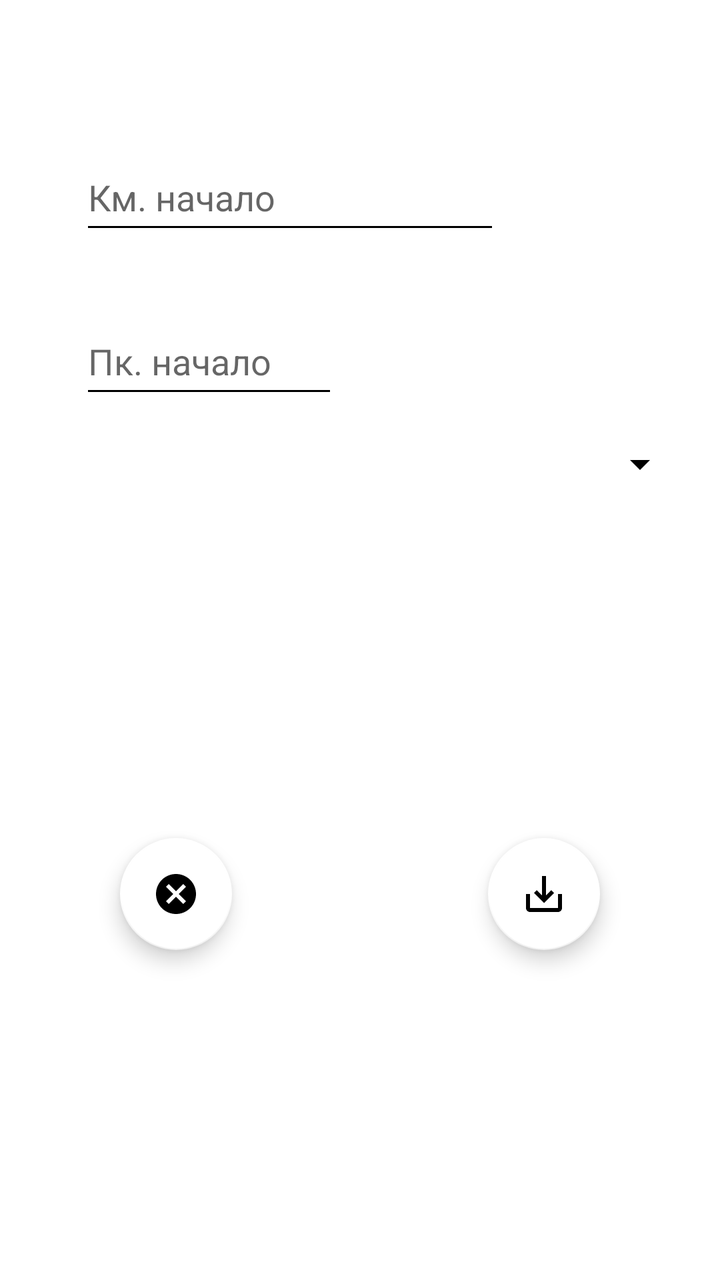
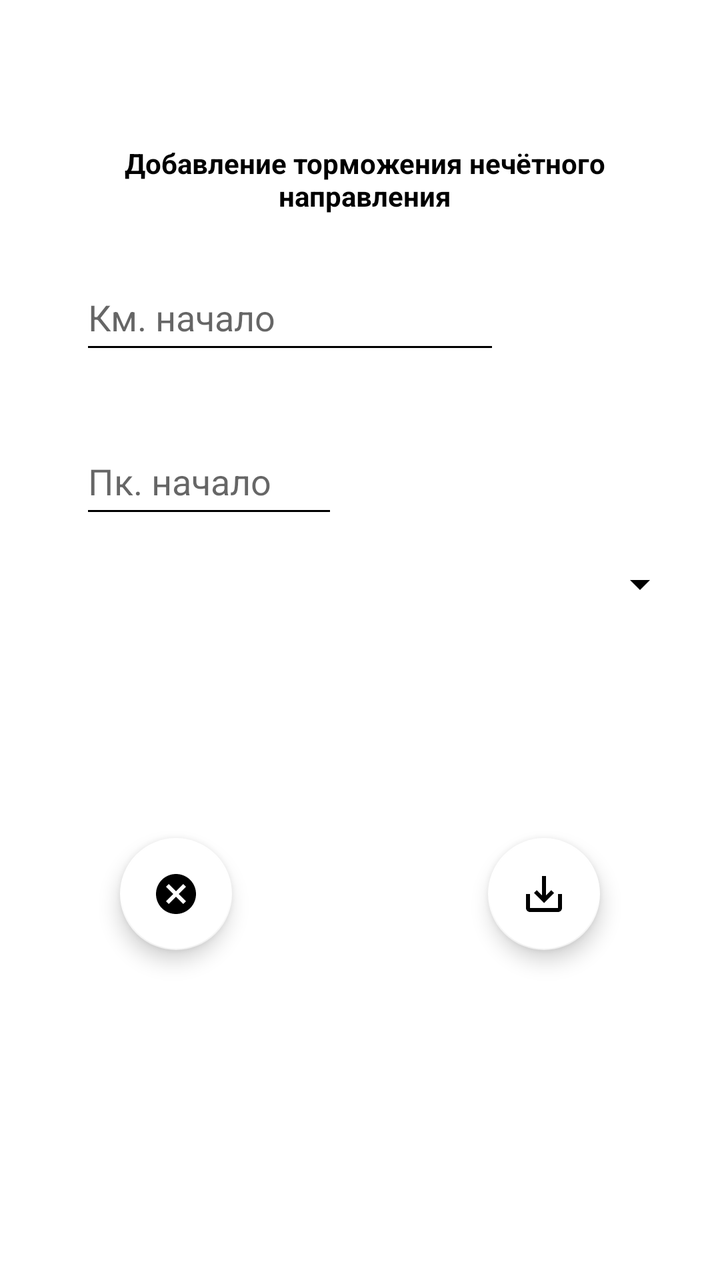

Screens rendered from an Android XML layout before and after an edit, with the pre-edit source and the edit as a unified diff.
<!-- AndroidManifest.xml: application theme Base.Theme.My_Gps_Assistant -->
<!-- res/layout/fragment_add_brake_nechet.xml -->
<?xml version="1.0" encoding="utf-8"?>
<androidx.constraintlayout.widget.ConstraintLayout xmlns:android="http://schemas.android.com/apk/res/android"
    xmlns:app="http://schemas.android.com/apk/res-auto"
    xmlns:tools="http://schemas.android.com/tools"
    android:layout_width="match_parent"
    android:layout_height="match_parent"
    android:background="#FFFFFF"
    tools:context=".fragments.nechet.brake.add.AddBrakeFragmentNechet">

    <EditText
        android:id="@+id/ed_start_brake_nechet"
        android:layout_width="0dp"
        android:layout_height="50dp"
        android:layout_marginStart="40dp"
        android:layout_marginTop="72dp"
        android:ems="10"
        android:hint="@string/fragment_add_km_start_brake_nechet"
        android:importantForAutofill="no"
        android:inputType="number"
        android:maxLength="4"
        android:textColor="#000000"
        app:layout_constraintStart_toStartOf="parent"
        app:layout_constraintTop_toTopOf="parent"
        tools:ignore="HardcodedText,TextContrastCheck" />

    <EditText
        android:id="@+id/ed_pk_start_brake_nechet"
        android:layout_width="129dp"
        android:layout_height="50dp"
        android:layout_marginTop="32dp"
        android:ems="10"
        android:hint="@string/fragment_add_pk_start_brake_nechet"
        android:inputType="number"
        android:maxLength="2"
        android:textColor="#000000"
        app:layout_constraintEnd_toEndOf="@+id/ed_start_brake_nechet"
        app:layout_constraintHorizontal_bias="0.0"
        app:layout_constraintStart_toStartOf="@+id/ed_start_brake_nechet"
        app:layout_constraintTop_toBottomOf="@+id/ed_start_brake_nechet"
        tools:ignore="Autofill,HardcodedText,MissingConstraints,TextContrastCheck" />

    <com.google.android.material.floatingactionbutton.FloatingActionButton
        android:id="@+id/fb_save_brake_nechet"
        android:layout_width="wrap_content"
        android:layout_height="wrap_content"
        android:layout_marginEnd="60dp"
        android:layout_marginBottom="165dp"
        android:clickable="true"
        android:focusable="true"
        android:src="@drawable/is_save_brake_nechet"
        app:backgroundTint="@color/white"
        app:layout_constraintBottom_toBottomOf="parent"
        app:layout_constraintEnd_toEndOf="parent"
        tools:ignore="ContentDescription,SpeakableTextPresentCheck" />

    <com.google.android.material.floatingactionbutton.FloatingActionButton
        android:id="@+id/fb_cancel_brake_nechet"
        android:layout_width="wrap_content"
        android:layout_height="wrap_content"
        android:layout_marginStart="60dp"
        android:layout_marginBottom="165dp"
        android:clickable="true"
        android:focusable="true"
        android:src="@drawable/is_cancel_brake_nechet"
        app:backgroundTint="@color/white"
        app:layout_constraintBottom_toBottomOf="parent"
        app:layout_constraintStart_toStartOf="parent"
        tools:ignore="ContentDescription,SpeakableTextPresentCheck" />

    <EditText
        android:id="@+id/editBrakeNechetSwitchAdd"
        android:visibility="gone"
        android:layout_width="wrap_content"
        android:layout_height="wrap_content"
        android:layout_marginTop="50dp"
        android:ems="10"
        android:inputType="number"
        android:maxLength="2"
        android:textColor="#000000"
        app:layout_constraintStart_toStartOf="@+id/ed_pk_start_brake_nechet"
        app:layout_constraintTop_toBottomOf="@+id/ed_pk_start_brake_nechet"
        tools:ignore="Autofill,HardcodedText,TouchTargetSizeCheck" />

    <Spinner
        android:id="@+id/spinnerAddBrakeNechet"
        android:layout_width="match_parent"
        android:layout_height="wrap_content"
        android:layout_margin="16dp"
        android:layout_marginStart="40dp"
        android:layout_marginTop="32dp"
        app:layout_constraintEnd_toEndOf="@+id/ed_pk_start_brake_nechet"
        app:layout_constraintStart_toStartOf="@+id/ed_pk_start_brake_nechet"
        app:layout_constraintTop_toBottomOf="@+id/ed_pk_start_brake_nechet"
        tools:ignore="TouchTargetSizeCheck" />

</androidx.constraintlayout.widget.ConstraintLayout>
<!-- resources referenced by this layout -->
<resources>
  <color name="white">#FFFFFFFF</color>
  <!-- drawable is_cancel_brake_nechet (drawable) -->
  <vector xmlns:android="http://schemas.android.com/apk/res/android" android:height="24dp" android:tint="#52ED27" android:viewportHeight="24" android:viewportWidth="24" android:width="24dp">
        
      <path android:fillColor="@android:color/white" android:pathData="M12,2C6.47,2 2,6.47 2,12s4.47,10 10,10 10,-4.47 10,-10S17.53,2 12,2zM17,15.59L15.59,17 12,13.41 8.41,17 7,15.59 10.59,12 7,8.41 8.41,7 12,10.59 15.59,7 17,8.41 13.41,12 17,15.59z"/>
      
  </vector>
  <!-- drawable is_save_brake_nechet (drawable) -->
  <vector xmlns:android="http://schemas.android.com/apk/res/android" android:height="24dp" android:tint="#52ED27" android:viewportHeight="24" android:viewportWidth="24" android:width="24dp">
        
      <path android:fillColor="@android:color/white" android:pathData="M19,12v7L5,19v-7L3,12v7c0,1.1 0.9,2 2,2h14c1.1,0 2,-0.9 2,-2v-7h-2zM13,12.67l2.59,-2.58L17,11.5l-5,5 -5,-5 1.41,-1.41L11,12.67L11,3h2z"/>
      
  </vector>
  <string name="fragment_add_km_start_brake_nechet">Км. начало</string>
  <string name="fragment_add_pk_start_brake_nechet">Пк. начало</string>
  <style name="Base.Theme.My_Gps_Assistant" parent="Theme.MaterialComponents.Light.NoActionBar">
          
          <item name="colorPrimary">@color/black</item>
          <item name="colorPrimaryVariant">@color/lavender</item>
          <item name="colorOnPrimary">@color/white</item>
  
          <item name="colorSecondary">@color/teal_200</item>
          <item name="colorSecondaryVariant">@color/teal_700</item>
          <item name="colorOnSecondary">@color/black</item>
  
          <item name="android:statusBarColor">@color/lavender</item>
  
  
          <item name="android:windowFullscreen">true</item>
  
          <item name="android:textColorPrimary">@color/black</item>
          <item name="android:textColorSecondary">@color/black</item>
          <item name="android:textColorTertiary">@color/black</item>
  
  
  
  
  
  
  
      </style>
  <color name="black">#FF000000</color>
  <color name="lavender">#8692f7</color>
  <color name="teal_200">#D58DD5</color>
  <color name="teal_700">#00C2EF</color>
</resources>

<!-- the commit's change to res/layout/fragment_add_brake_nechet.xml (unified diff, before → after) -->
@@ -12,7 +12,7 @@
         android:layout_width="0dp"
         android:layout_height="50dp"
         android:layout_marginStart="40dp"
-        android:layout_marginTop="72dp"
+        android:layout_marginTop="20dp"
         android:ems="10"
         android:hint="@string/fragment_add_km_start_brake_nechet"
         android:importantForAutofill="no"
@@ -20,7 +20,7 @@
         android:maxLength="4"
         android:textColor="#000000"
         app:layout_constraintStart_toStartOf="parent"
-        app:layout_constraintTop_toTopOf="parent"
+        app:layout_constraintTop_toBottomOf="@+id/textView8"
         tools:ignore="HardcodedText,TextContrastCheck" />
 
     <EditText
@@ -93,4 +93,16 @@
         app:layout_constraintTop_toBottomOf="@+id/ed_pk_start_brake_nechet"
         tools:ignore="TouchTargetSizeCheck" />
 
+    <TextView
+        android:id="@+id/textView8"
+        android:layout_width="325dp"
+        android:layout_height="40dp"
+        android:layout_marginStart="20dp"
+        android:layout_marginTop="72dp"
+        android:text="@string/zagolovok_break_nechet"
+        android:textAlignment="center"
+        android:textStyle="bold"
+        app:layout_constraintStart_toStartOf="parent"
+        app:layout_constraintTop_toTopOf="parent" />
+
 </androidx.constraintlayout.widget.ConstraintLayout>
<!-- resource entries referenced after the edit -->
@@ -15,6 +15,7 @@
   </vector>
   <string name="fragment_add_km_start_brake_nechet">Км. начало</string>
   <string name="fragment_add_pk_start_brake_nechet">Пк. начало</string>
+  <string name="zagolovok_break_nechet">Добавление торможения нечётного направления</string>
   <style name="Base.Theme.My_Gps_Assistant" parent="Theme.MaterialComponents.Light.NoActionBar">
           
           <item name="colorPrimary">@color/black</item>
